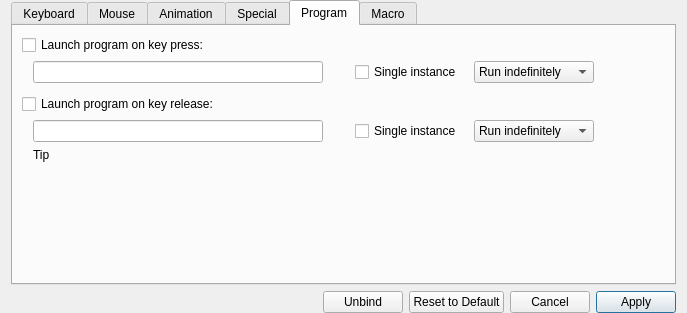
Qt form src/gui/rebindwidget.ui (ckb-next/ckb-next) before a commit.
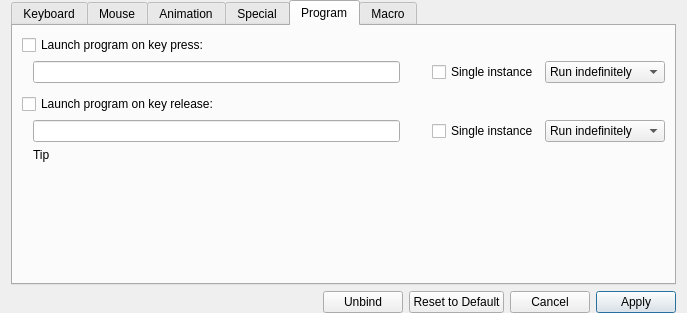
The same form after that commit. The open tabs and pages were chosen to show the change. Custom widgets are drawn as their Qt base class.

Commit message: Clean up RebindWidget Program tab

What changed in the file:
```diff
--- a/src/gui/rebindwidget.ui
+++ b/src/gui/rebindwidget.ui
@@ -634,19 +634,6 @@
        <string>Animation</string>
       </attribute>
       <layout class="QGridLayout" name="gridLayout_5">
-       <item row="0" column="1" colspan="2">
-        <widget class="QRadioButton" name="animButton">
-         <property name="sizePolicy">
-          <sizepolicy hsizetype="Expanding" vsizetype="Fixed">
-           <horstretch>0</horstretch>
-           <verstretch>0</verstretch>
-          </sizepolicy>
-         </property>
-         <property name="text">
-          <string>Start a&amp;nimation on keypress:</string>
-         </property>
-        </widget>
-       </item>
        <item row="4" column="2">
         <widget class="QComboBox" name="animBox">
          <property name="sizePolicy">
@@ -753,6 +740,19 @@
          </property>
         </spacer>
        </item>
+       <item row="0" column="1" colspan="7">
+        <widget class="QRadioButton" name="animButton">
+         <property name="sizePolicy">
+          <sizepolicy hsizetype="Expanding" vsizetype="Fixed">
+           <horstretch>0</horstretch>
+           <verstretch>0</verstretch>
+          </sizepolicy>
+         </property>
+         <property name="text">
+          <string>Start a&amp;nimation on keypress:</string>
+         </property>
+        </widget>
+       </item>
       </layout>
      </widget>
      <widget class="QWidget" name="actionTab">
@@ -1025,10 +1025,42 @@
        <string>Program</string>
       </attribute>
       <layout class="QGridLayout" name="gridLayout_4">
-       <item row="1" column="1">
+       <item row="2" column="1">
         <widget class="QLineEdit" name="programKpBox"/>
        </item>
-       <item row="2" column="1">
+       <item row="2" column="2">
+        <spacer name="horizontalSpacer_13">
+         <property name="orientation">
+          <enum>Qt::Horizontal</enum>
+         </property>
+         <property name="sizeType">
+          <enum>QSizePolicy::Fixed</enum>
+         </property>
+         <property name="sizeHint" stdset="0">
+          <size>
+           <width>20</width>
+           <height>20</height>
+          </size>
+         </property>
+        </spacer>
+       </item>
+       <item row="6" column="1" colspan="4">
+        <widget class="QLabel" name="progTipLabel">
+         <property name="sizePolicy">
+          <sizepolicy hsizetype="Preferred" vsizetype="Minimum">
+           <horstretch>0</horstretch>
+           <verstretch>0</verstretch>
+          </sizepolicy>
+         </property>
+         <property name="text">
+          <string notr="true">Tip</string>
+         </property>
+         <property name="textInteractionFlags">
+          <set>Qt::LinksAccessibleByMouse|Qt::TextSelectableByMouse</set>
+         </property>
+        </widget>
+       </item>
+       <item row="3" column="1">
         <spacer name="verticalSpacer">
          <property name="orientation">
           <enum>Qt::Vertical</enum>
@@ -1044,110 +1076,66 @@
          </property>
         </spacer>
        </item>
-       <item row="1" column="0">
-        <spacer name="horizontalSpacer">
-         <property name="orientation">
-          <enum>Qt::Horizontal</enum>
+       <item row="4" column="0" colspan="5">
+        <widget class="QCheckBox" name="programKrButton">
+         <property name="text">
+          <string>Launch program on key release:</string>
          </property>
-         <property name="sizeType">
-          <enum>QSizePolicy::Fixed</enum>
-         </property>
-         <property name="sizeHint" stdset="0">
-          <size>
-           <width>5</width>
-           <height>20</height>
-          </size>
-         </property>
-        </spacer>
+        </widget>
        </item>
-       <item row="0" column="0" colspan="2">
+       <item row="0" column="0" colspan="5">
         <widget class="QCheckBox" name="programKpButton">
          <property name="text">
           <string>Launch program on key press:</string>
          </property>
         </widget>
        </item>
-       <item row="0" column="2" colspan="2">
-        <spacer name="horizontalSpacer_11">
+       <item row="7" column="1" colspan="4">
+        <spacer name="verticalSpacer_9">
          <property name="orientation">
-          <enum>Qt::Horizontal</enum>
-         </property>
-         <property name="sizeHint" stdset="0">
-          <size>
-           <width>40</width>
-           <height>20</height>
-          </size>
-         </property>
-        </spacer>
-       </item>
-       <item row="1" column="2">
-        <spacer name="horizontalSpacer_13">
-         <property name="orientation">
-          <enum>Qt::Horizontal</enum>
+          <enum>Qt::Vertical</enum>
          </property>
          <property name="sizeType">
-          <enum>QSizePolicy::Fixed</enum>
+          <enum>QSizePolicy::MinimumExpanding</enum>
          </property>
          <property name="sizeHint" stdset="0">
           <size>
            <width>20</width>
-           <height>20</height>
+           <height>0</height>
           </size>
          </property>
         </spacer>
        </item>
-       <item row="4" column="1">
+       <item row="5" column="1">
         <widget class="QLineEdit" name="programKrBox"/>
        </item>
-       <item row="3" column="0" colspan="2">
-        <widget class="QCheckBox" name="programKrButton">
-         <property name="text">
-          <string>Launch program on key release:</string>
-         </property>
-        </widget>
-       </item>
-       <item row="0" column="4">
-        <spacer name="horizontalSpacer_12">
+       <item row="2" column="0">
+        <spacer name="horizontalSpacer">
          <property name="orientation">
           <enum>Qt::Horizontal</enum>
          </property>
+         <property name="sizeType">
+          <enum>QSizePolicy::Fixed</enum>
+         </property>
          <property name="sizeHint" stdset="0">
           <size>
-           <width>40</width>
+           <width>5</width>
            <height>20</height>
           </size>
          </property>
         </spacer>
        </item>
-       <item row="1" column="3" colspan="2">
-        <widget class="QWidget" name="programKpExtra" native="true">
-         <layout class="QHBoxLayout" name="horizontalLayout_2">
-          <property name="spacing">
-           <number>12</number>
-          </property>
-          <property name="leftMargin">
-           <number>0</number>
-          </property>
-          <property name="topMargin">
-           <number>0</number>
-          </property>
-          <property name="rightMargin">
-           <number>0</number>
-          </property>
-          <property name="bottomMargin">
-           <number>0</number>
-          </property>
-          <item>
+       <item row="2" column="3">
            <widget class="QCheckBox" name="programKpSIBox">
             <property name="text">
              <string>Single instance</string>
             </property>
            </widget>
           </item>
-          <item>
+       <item row="2" column="4">
            <widget class="QComboBox" name="programKpModeBox">
             <property name="sizePolicy">
-             <sizepolicy hsizetype="Preferred" vsizetype="Fixed">
+          <sizepolicy hsizetype="Minimum" vsizetype="Fixed">
               <horstretch>0</horstretch>
               <verstretch>0</verstretch>
              </sizepolicy>
@@ -1169,51 +1157,17 @@
             </item>
            </widget>
           </item>
-          <item>
-           <spacer name="horizontalSpacer_15">
-            <property name="orientation">
-             <enum>Qt::Horizontal</enum>
-            </property>
-            <property name="sizeHint" stdset="0">
-             <size>
-              <width>40</width>
-              <height>20</height>
-             </size>
-            </property>
-           </spacer>
-          </item>
-         </layout>
-        </widget>
-       </item>
-       <item row="4" column="3" colspan="2">
-        <widget class="QWidget" name="programKrExtra" native="true">
-         <layout class="QHBoxLayout" name="horizontalLayout_3">
-          <property name="spacing">
-           <number>12</number>
-          </property>
-          <property name="leftMargin">
-           <number>0</number>
-          </property>
-          <property name="topMargin">
-           <number>0</number>
-          </property>
-          <property name="rightMargin">
-           <number>0</number>
-          </property>
-          <property name="bottomMargin">
-           <number>0</number>
-          </property>
-          <item>
+       <item row="5" column="3">
            <widget class="QCheckBox" name="programKrSIBox">
             <property name="text">
              <string>Single instance</string>
             </property>
            </widget>
           </item>
-          <item>
+       <item row="5" column="4">
            <widget class="QComboBox" name="programKrModeBox">
             <property name="sizePolicy">
-             <sizepolicy hsizetype="Preferred" vsizetype="Fixed">
+          <sizepolicy hsizetype="Minimum" vsizetype="Fixed">
               <horstretch>0</horstretch>
               <verstretch>0</verstretch>
              </sizepolicy>
@@ -1229,54 +1183,6 @@
              </property>
             </item>
            </widget>
-          </item>
-          <item>
-           <spacer name="horizontalSpacer_16">
-            <property name="orientation">
-             <enum>Qt::Horizontal</enum>
-            </property>
-            <property name="sizeHint" stdset="0">
-             <size>
-              <width>40</width>
-              <height>20</height>
-             </size>
-            </property>
-           </spacer>
-          </item>
-         </layout>
-        </widget>
-       </item>
-       <item row="5" column="1" colspan="4">
-        <widget class="QLabel" name="progTipLabel">
-         <property name="sizePolicy">
-          <sizepolicy hsizetype="Preferred" vsizetype="Minimum">
-           <horstretch>0</horstretch>
-           <verstretch>0</verstretch>
-          </sizepolicy>
-         </property>
-         <property name="text">
-          <string>Tip</string>
-         </property>
-         <property name="textInteractionFlags">
-          <set>Qt::LinksAccessibleByMouse|Qt::TextSelectableByMouse</set>
-         </property>
-        </widget>
-       </item>
-       <item row="6" column="1" colspan="4">
-        <spacer name="verticalSpacer_9">
-         <property name="orientation">
-          <enum>Qt::Vertical</enum>
-         </property>
-         <property name="sizeType">
-          <enum>QSizePolicy::MinimumExpanding</enum>
-         </property>
-         <property name="sizeHint" stdset="0">
-          <size>
-           <width>20</width>
-           <height>0</height>
-          </size>
-         </property>
-        </spacer>
        </item>
       </layout>
      </widget>
```
Left out of the diff: 4 changed lines with no effect on the pictures. Lines whose indentation alone changed are shown as unchanged. The commit also changes 1 other file.
